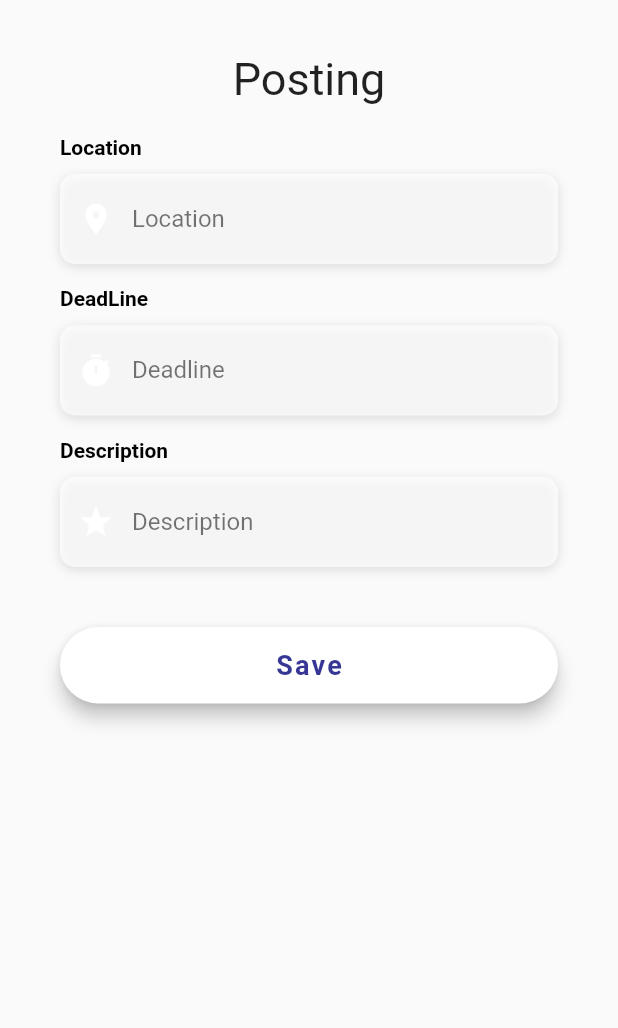
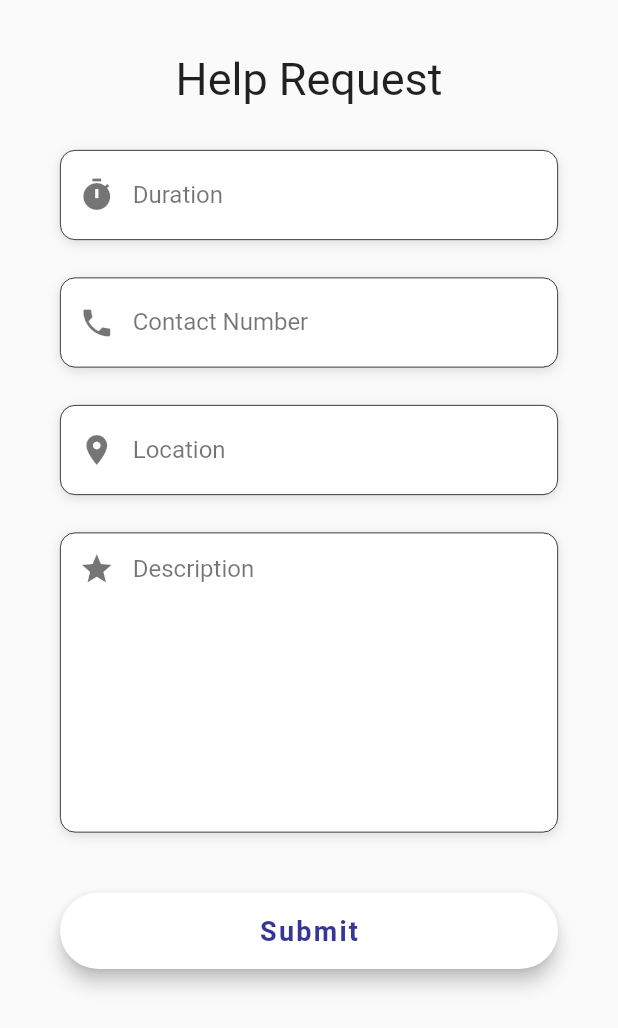
Before and after one commit to lukechi1219/flutter-hackathon-2020, a Flutter app: the Posting screen opened directly, on a phone screen of 412 x 824 dp. Shown: the top 1028 px of the screen. Run offline on Flutter 3.47's test engine with Material 2 defaults, Android fonts, the light colour scheme and no system bars; our stand-ins replace dartz, data_connection_checker, equatable, flutter_datetime_picker, get_it, google_maps_flutter and 1 more; missing offline and left inert: floating_action_bubble, google_maps_place_picker; Roboto replaces fonts that are missing (OpenSans).

Commit message:
change ui & add accept page

```diff
--- a/lib/ui/page/Home.dart
+++ b/lib/ui/page/Home.dart
@@ -1,3 +1,4 @@
+import 'package:flutter/cupertino.dart';
 import 'package:flutter/material.dart';
 import '../../data/entities/post_itrm.dart';
 import 'package:flutterhood/core/usecases/usecase.dart';
@@ -74,7 +75,7 @@ class _HomeState extends State<Home> {
     return Stack(children: <Widget>[
       Container(
           child: FutureBuilder(
-            future: getPostItems(),
+        future: getPostItems(),
         builder: (context, snapshot) => splitter(snapshot.data),
       )),
       Positioned(
@@ -102,12 +103,29 @@ class _HomeState extends State<Home> {
       markerId: MarkerId('testMarker' + DateTime.now().millisecond.toString()),
       position: postItem.location,
       infoWindow: InfoWindow(
-        onTap: () {
-          print("object");
-        },
+        onTap: () {},
         title: postItem.creator,
         snippet: postItem.text,
       ),
+      onTap: () {
+        showCupertinoModalPopup(
+            context: context,
+            builder: (cxt) => CupertinoActionSheet(
+                  title: Text(
+                    postItem.creator,
+                    textScaleFactor: 1.5,
+                  ),
+                  message: Text(
+                    postItem.text,
+                  ),
+                  cancelButton: CupertinoActionSheetAction(
+                    onPressed: () {
+                      Navigator.pop(context);
+                    },
+                    child: Text("Accept"),
+                  ),
+                ));
+      },
       icon: BitmapDescriptor.defaultMarker,
     ));
   }
--- a/lib/ui/page/Posting.dart
+++ b/lib/ui/page/Posting.dart
@@ -18,7 +18,8 @@ final kLabelStyle = TextStyle(
 );
 
 final kBoxDecorationStyle = BoxDecoration(
-  color: Colors.white70,
+  color: Colors.white,
+  border: Border.all(color: Colors.black, width: 0.5),
   // color: Color(0xFF6CA8F1),
   borderRadius: BorderRadius.circular(10.0),
   boxShadow: [
@@ -41,6 +42,7 @@ class _PostingState extends State<Posting> {
   TextEditingController location = TextEditingController();
   TextEditingController deadline = TextEditingController();
   TextEditingController description = TextEditingController();
+  TextEditingController phone = TextEditingController();
 
   void posting() {
     print(dateTime.toString());
@@ -48,6 +50,7 @@ class _PostingState extends State<Posting> {
     print(description.text);
     //TODO : Upload Data
   }
+
   @override
   Widget build(BuildContext context) {
     return Scaffold(
@@ -60,17 +63,21 @@ class _PostingState extends State<Posting> {
             mainAxisAlignment: MainAxisAlignment.center,
             children: <Widget>[
               Text(
-                "Posting",
+                "Help Request",
                 style: TextStyle(fontSize: 30),
               ),
               SizedBox(
                 height: 20,
               ),
-              buildLocationinput(pickResult),
+              buildDeadlineinput(context),
               SizedBox(
                 height: 15,
               ),
-              buildDeadlineinput(context),
+              buildPhoneInput(),
+              SizedBox(
+                height: 15,
+              ),
+              buildLocationinput(pickResult),
               SizedBox(
                 height: 15,
               ),
@@ -89,7 +96,7 @@ class _PostingState extends State<Posting> {
                       borderRadius: BorderRadius.circular(30)),
                   color: Colors.white,
                   child: Text(
-                    "Save",
+                    "Submit",
                     style: TextStyle(
                       color: Color.fromRGBO(54, 55, 149, 1),
                       letterSpacing: 1.5,
@@ -106,16 +113,10 @@ class _PostingState extends State<Posting> {
     );
   }
 
-
-
-  Column buildDescriptinput() {
+  Column buildPhoneInput() {
     return Column(
       crossAxisAlignment: CrossAxisAlignment.start,
       children: <Widget>[
-        Text(
-          "Description",
-          style: kLabelStyle,
-        ),
         SizedBox(
           height: 10,
         ),
@@ -124,6 +125,38 @@ class _PostingState extends State<Posting> {
           decoration: kBoxDecorationStyle,
           height: 60,
           child: TextField(
+            keyboardType: TextInputType.phone,
+            controller: phone,
+            style: TextStyle(color: Colors.black54),
+            decoration: InputDecoration(
+                border: InputBorder.none,
+                contentPadding: EdgeInsets.only(top: 14),
+                prefixIcon: Icon(
+                  Icons.phone,
+                  color: Colors.black54,
+                ),
+                hintText: "Contact Number",
+                hintStyle: kHintTextStyle),
+          ),
+        )
+      ],
+    );
+  }
+
+  Column buildDescriptinput() {
+    return Column(
+      crossAxisAlignment: CrossAxisAlignment.start,
+      children: <Widget>[
+        SizedBox(
+          height: 10,
+        ),
+        Container(
+          alignment: Alignment.topLeft,
+          decoration: kBoxDecorationStyle,
+          height: 200,
+          child: TextField(
+              maxLines: null,
+
             controller: description,
             style: TextStyle(color: Colors.black54),
             decoration: InputDecoration(
@@ -131,7 +164,7 @@ class _PostingState extends State<Posting> {
                 contentPadding: EdgeInsets.only(top: 14),
                 prefixIcon: Icon(
                   Icons.star,
-                  color: Colors.white,
+                  color: Colors.black54,
                 ),
                 hintText: "Description",
                 hintStyle: kHintTextStyle),
@@ -147,10 +180,6 @@ class _PostingState extends State<Posting> {
     return Column(
       crossAxisAlignment: CrossAxisAlignment.start,
       children: <Widget>[
-        Text(
-          "DeadLine",
-          style: kLabelStyle,
-        ),
         SizedBox(
           height: 10,
         ),
@@ -183,9 +212,9 @@ class _PostingState extends State<Posting> {
                 contentPadding: EdgeInsets.only(top: 14),
                 prefixIcon: Icon(
                   Icons.timer,
-                  color: Colors.white,
+                  color: Colors.black54,
                 ),
-                hintText: "Deadline",
+                hintText: "Duration",
                 hintStyle: kHintTextStyle),
           ),
         )
@@ -224,10 +253,6 @@ class _PostingState extends State<Posting> {
     return Column(
       crossAxisAlignment: CrossAxisAlignment.start,
       children: <Widget>[
-        Text(
-          "Location",
-          style: kLabelStyle,
-        ),
         SizedBox(
           height: 10,
         ),
@@ -248,7 +273,7 @@ class _PostingState extends State<Posting> {
                 contentPadding: EdgeInsets.only(top: 14),
                 prefixIcon: Icon(
                   Icons.location_on,
-                  color: Colors.white,
+                  color: Colors.black54,
                   //TODO: Get Location Method
                 ),
                 hintText: "Location",
```
